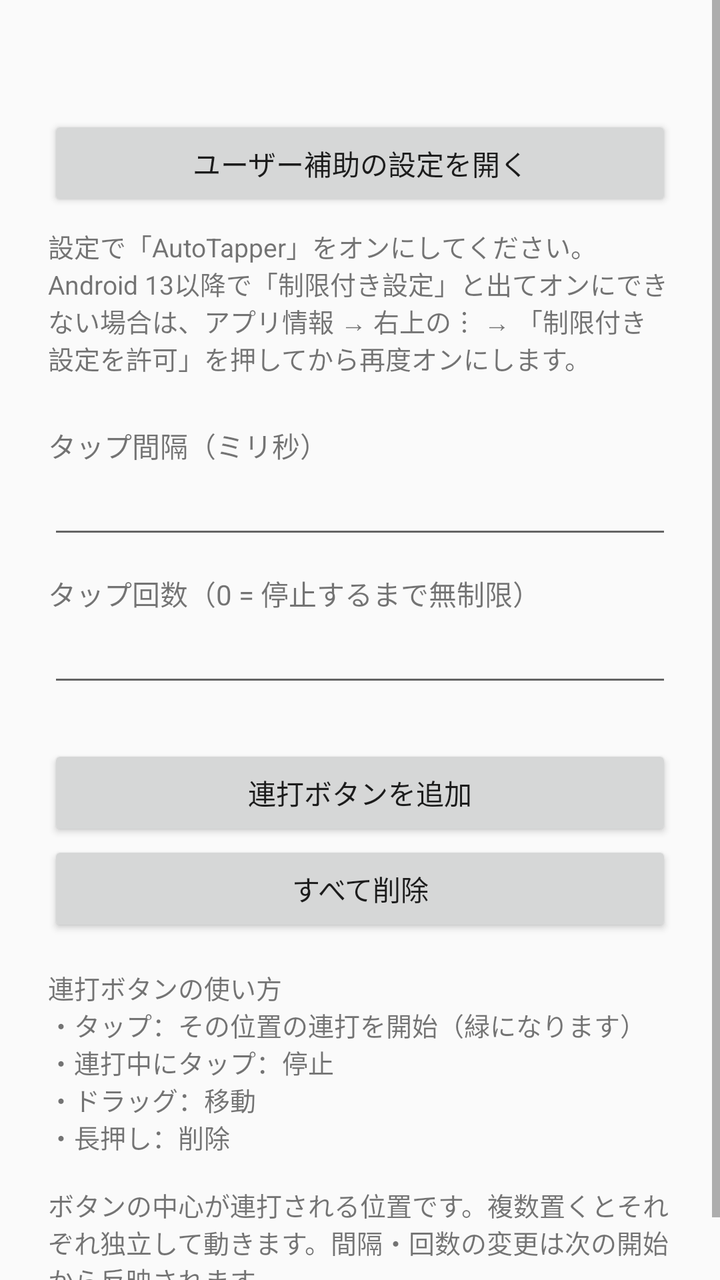
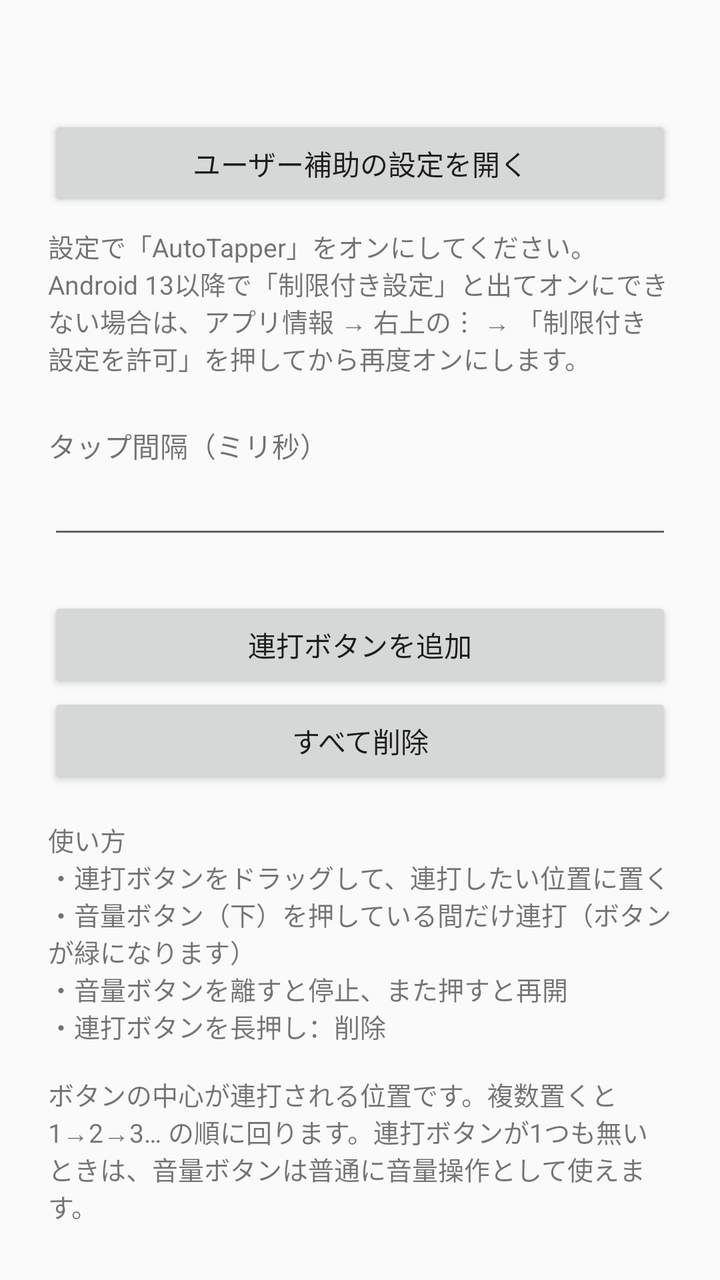

Screens rendered from an Android XML layout before and after an edit, with the pre-edit source and the edit as a unified diff.
<!-- AndroidManifest.xml: application theme AppTheme -->
<!-- res/layout/activity_main.xml -->
<?xml version="1.0" encoding="utf-8"?>
<ScrollView xmlns:android="http://schemas.android.com/apk/res/android"
    android:layout_width="match_parent"
    android:layout_height="match_parent">

    <LinearLayout
        android:layout_width="match_parent"
        android:layout_height="wrap_content"
        android:orientation="vertical"
        android:padding="24dp">

        <TextView
            android:id="@+id/statusText"
            android:layout_width="match_parent"
            android:layout_height="wrap_content"
            android:textSize="16sp"
            android:textStyle="bold" />

        <Button
            android:id="@+id/btnAccessibility"
            android:layout_width="match_parent"
            android:layout_height="wrap_content"
            android:layout_marginTop="12dp"
            android:text="ユーザー補助の設定を開く" />

        <TextView
            android:layout_width="match_parent"
            android:layout_height="wrap_content"
            android:layout_marginTop="8dp"
            android:text="設定で「AutoTapper」をオンにしてください。\nAndroid 13以降で「制限付き設定」と出てオンにできない場合は、アプリ情報 → 右上の︙ → 「制限付き設定を許可」を押してから再度オンにします。"
            android:textSize="13sp" />

        <TextView
            android:layout_width="match_parent"
            android:layout_height="wrap_content"
            android:layout_marginTop="24dp"
            android:text="タップ間隔（ミリ秒）" />

        <EditText
            android:id="@+id/editInterval"
            android:layout_width="match_parent"
            android:layout_height="wrap_content"
            android:inputType="number" />

        <TextView
            android:layout_width="match_parent"
            android:layout_height="wrap_content"
            android:layout_marginTop="12dp"
            android:text="タップ回数（0 = 停止するまで無制限）" />

        <EditText
            android:id="@+id/editCount"
            android:layout_width="match_parent"
            android:layout_height="wrap_content"
            android:inputType="number" />

        <Button
            android:id="@+id/btnAdd"
            android:layout_width="match_parent"
            android:layout_height="wrap_content"
            android:layout_marginTop="24dp"
            android:text="連打ボタンを追加" />

        <Button
            android:id="@+id/btnClear"
            android:layout_width="match_parent"
            android:layout_height="wrap_content"
            android:text="すべて削除" />

        <TextView
            android:layout_width="match_parent"
            android:layout_height="wrap_content"
            android:layout_marginTop="16dp"
            android:text="連打ボタンの使い方\n・タップ：その位置の連打を開始（緑になります）\n・連打中にタップ：停止\n・ドラッグ：移動\n・長押し：削除\n\nボタンの中心が連打される位置です。複数置くとそれぞれ独立して動きます。間隔・回数の変更は次の開始から反映されます。"
            android:textSize="13sp" />
    </LinearLayout>
</ScrollView>
<!-- resources referenced by this layout -->
<resources>
  <style name="AppTheme" parent="android:Theme.Material.Light.DarkActionBar" />
</resources>

<!-- the commit's change to res/layout/activity_main.xml (unified diff, before → after) -->
@@ -42,18 +42,6 @@
             android:layout_height="wrap_content"
             android:inputType="number" />
 
-        <TextView
-            android:layout_width="match_parent"
-            android:layout_height="wrap_content"
-            android:layout_marginTop="12dp"
-            android:text="タップ回数（0 = 停止するまで無制限）" />
-
-        <EditText
-            android:id="@+id/editCount"
-            android:layout_width="match_parent"
-            android:layout_height="wrap_content"
-            android:inputType="number" />
-
         <Button
             android:id="@+id/btnAdd"
             android:layout_width="match_parent"
@@ -71,7 +59,7 @@
             android:layout_width="match_parent"
             android:layout_height="wrap_content"
             android:layout_marginTop="16dp"
-            android:text="連打ボタンの使い方\n・タップ：その位置の連打を開始（緑になります）\n・連打中にタップ：停止\n・ドラッグ：移動\n・長押し：削除\n\nボタンの中心が連打される位置です。複数置くとそれぞれ独立して動きます。間隔・回数の変更は次の開始から反映されます。"
+            android:text="使い方\n・連打ボタンをドラッグして、連打したい位置に置く\n・音量ボタン（下）を押している間だけ連打（ボタンが緑になります）\n・音量ボタンを離すと停止、また押すと再開\n・連打ボタンを長押し：削除\n\nボタンの中心が連打される位置です。複数置くと 1→2→3… の順に回ります。連打ボタンが1つも無いときは、音量ボタンは普通に音量操作として使えます。"
             android:textSize="13sp" />
     </LinearLayout>
 </ScrollView>
